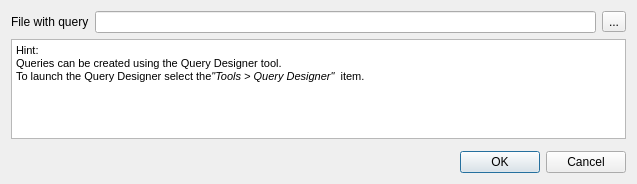
First picture: the form in src/plugins/query_designer/src/QDDialog.ui, repository violethaze74/ugene, before the edit.
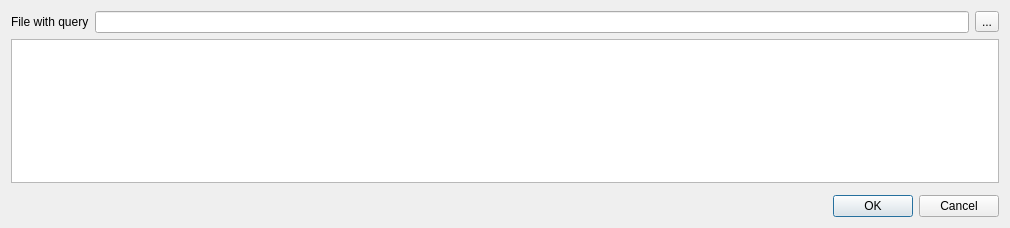
Second picture: the form after the edit.

Commit message:
UGENE-7797. Crash on empty query in "Analyze with Query Schema" dialog (#1168)
* UGENE-7797. GUI test

* Remove unneeded diffs

* Code cleanup

* UGENE-7797. Fix GUI test

* The fix

* Fix GUI test

* Improve hint

* Improve hint

```diff
--- a/src/plugins/query_designer/src/QDDialog.ui
+++ b/src/plugins/query_designer/src/QDDialog.ui
@@ -6,8 +6,8 @@
    <rect>
     <x>0</x>
     <y>0</y>
-    <width>637</width>
-    <height>184</height>
+    <width>1010</width>
+    <height>228</height>
    </rect>
   </property>
   <property name="windowTitle">
@@ -24,11 +24,7 @@
       </widget>
      </item>
      <item>
-      <widget class="QLineEdit" name="queryFileEdit">
-       <property name="readOnly">
-        <bool>true</bool>
-       </property>
-      </widget>
+      <widget class="QLineEdit" name="queryFileEdit"/>
      </item>
      <item>
       <widget class="QToolButton" name="tbSelectQuery">
@@ -50,14 +46,11 @@
        <verstretch>0</verstretch>
       </sizepolicy>
      </property>
-     <property name="html">
-      <string>&lt;!DOCTYPE HTML PUBLIC &quot;-//W3C//DTD HTML 4.0//EN&quot; &quot;http://www.w3.org/TR/REC-html40/strict.dtd&quot;&gt;
-&lt;html&gt;&lt;head&gt;&lt;meta name=&quot;qrichtext&quot; content=&quot;1&quot; /&gt;&lt;style type=&quot;text/css&quot;&gt;
-p, li { white-space: pre-wrap; }
-&lt;/style&gt;&lt;/head&gt;&lt;body style=&quot; font-family:'Sans Serif'; font-size:9pt; font-weight:400; font-style:normal;&quot;&gt;
-&lt;p style=&quot; margin-top:0px; margin-bottom:0px; margin-left:0px; margin-right:0px; -qt-block-indent:0; text-indent:0px;&quot;&gt;&lt;span style=&quot; font-family:'MS Shell Dlg 2'; font-size:8pt;&quot;&gt;Hint: &lt;/span&gt;&lt;/p&gt;
-&lt;p style=&quot; margin-top:0px; margin-bottom:0px; margin-left:0px; margin-right:0px; -qt-block-indent:0; text-indent:0px;&quot;&gt;&lt;span style=&quot; font-family:'MS Shell Dlg 2'; font-size:8pt;&quot;&gt;Queries can be created using the Query Designer tool. &lt;/span&gt;&lt;/p&gt;
-&lt;p style=&quot; margin-top:0px; margin-bottom:0px; margin-left:0px; margin-right:0px; -qt-block-indent:0; text-indent:0px;&quot;&gt;&lt;span style=&quot; font-family:'MS Shell Dlg 2'; font-size:8pt;&quot;&gt;To launch the Query Designer select the&lt;/span&gt;&lt;span style=&quot; font-family:'MS Shell Dlg 2'; font-size:8pt; font-style:italic;&quot;&gt;&amp;quot;Tools &amp;gt; Query Designer&amp;quot;  &lt;/span&gt;&lt;span style=&quot; font-family:'MS Shell Dlg 2'; font-size:8pt;&quot;&gt;item.&lt;/span&gt;&lt;/p&gt;&lt;/body&gt;&lt;/html&gt;</string>
+     <property name="minimumSize">
+      <size>
+       <width>0</width>
+       <height>120</height>
+      </size>
      </property>
      <property name="textInteractionFlags">
       <set>Qt::TextSelectableByKeyboard|Qt::TextSelectableByMouse</set>
@@ -77,19 +70,6 @@
      </property>
     </widget>
    </item>
-   <item>
-    <spacer name="verticalSpacer">
-     <property name="orientation">
-      <enum>Qt::Vertical</enum>
-     </property>
-     <property name="sizeHint" stdset="0">
-      <size>
-       <width>20</width>
-       <height>1</height>
-      </size>
-     </property>
-    </spacer>
-   </item>
    <item>
     <widget class="QDialogButtonBox" name="buttonBox">
      <property name="standardButtons">
```
Left out of the diff: 2 changed lines with no effect on the pictures. The commit also changes 12 other files.
